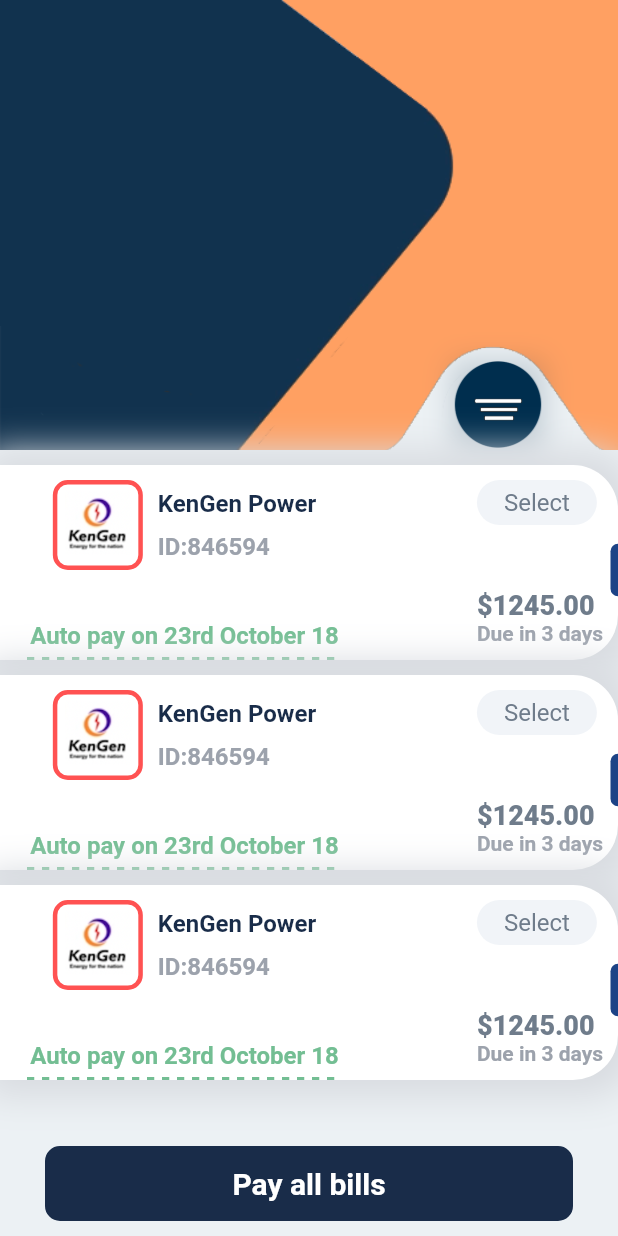
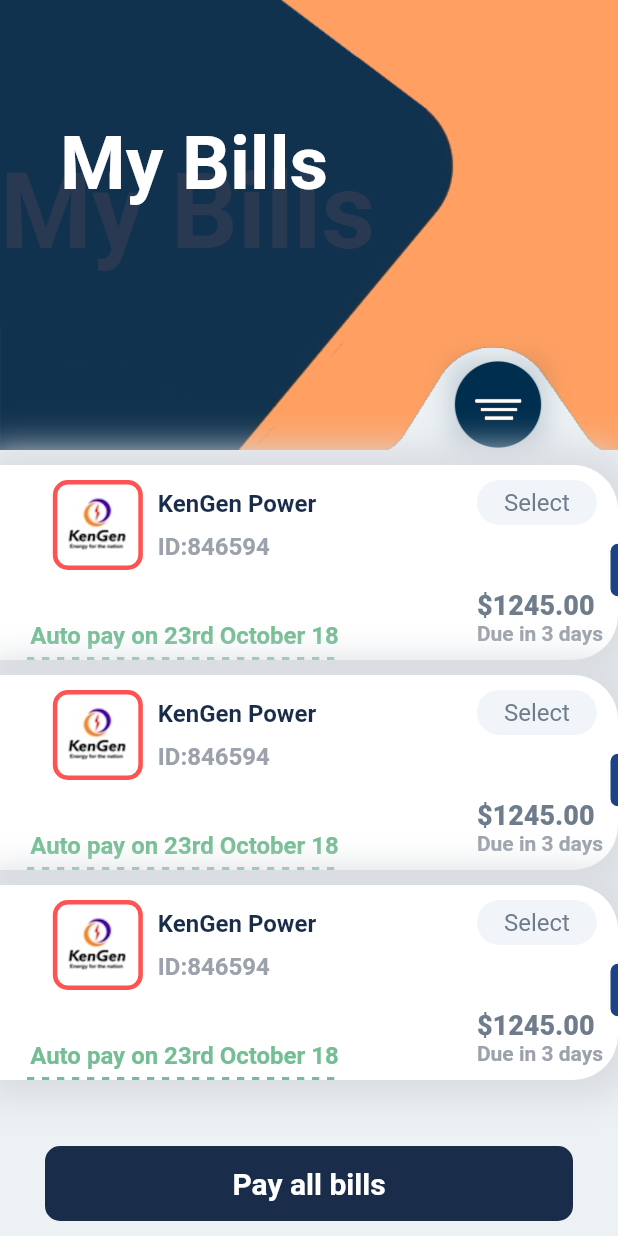
Before and after one commit to WambuaSimon/Lipa-Bills, a Flutter app: the screen it shows after launch, on a phone screen of 412 x 824 dp. Run offline on Flutter 3.47's test engine with Material 2 defaults, Android fonts, the phone set to English and light mode, and no system bars; our stand-ins replace get.

```diff
--- a/lib/main.dart
+++ b/lib/main.dart
@@ -1,5 +1,7 @@
 import 'package:flutter/material.dart';
 import 'package:flutter_payment_app/pages/my_home_page.dart';
+import 'package:flutter_payment_app/pages/payment_page.dart';
+import 'package:get/get.dart';
 
 void main() {
   runApp(MyApp());
@@ -9,7 +11,7 @@ class MyApp extends StatelessWidget {
   // This widget is the root of your application.
   @override
   Widget build(BuildContext context) {
-    return MaterialApp(
+    return GetMaterialApp(
       debugShowCheckedModeBanner: false,
       title: 'Flutter Demo',
       theme: ThemeData(
--- a/lib/pages/my_home_page.dart
+++ b/lib/pages/my_home_page.dart
@@ -1,9 +1,12 @@
 import 'package:flutter/material.dart';
 import 'package:flutter_payment_app/component/colors.dart';
+import 'package:flutter_payment_app/pages/payment_page.dart';
 import 'package:flutter_payment_app/widgets/buttons.dart';
 import 'package:flutter_payment_app/widgets/large_button.dart';
 import 'package:flutter_payment_app/widgets/text_size.dart';
 import 'dart:math' as math;
+
+import 'package:get/get.dart';
 
 class MyHomePage extends StatefulWidget {
   const MyHomePage({Key? key}) : super(key: key);
@@ -27,6 +30,7 @@ class _MyHomePageState extends State<MyHomePage> {
             _headSection(),
             _listBills(),
             _payButton(),
+
           ],
         ),
       ),
@@ -123,6 +127,7 @@ class _MyHomePageState extends State<MyHomePage> {
           _mainBackground(),
           _curveImageContainer(),
           _buttonContainer(),
+          _textContainer()
         ],
       ),
     );
@@ -169,7 +174,6 @@ class _MyHomePageState extends State<MyHomePage> {
         removeTop: true,
         context: context,
         child: ListView.builder(
-
           itemCount: 3,
           itemBuilder: (_, index){
             return Container(
@@ -302,6 +306,35 @@ class _MyHomePageState extends State<MyHomePage> {
   _payButton(){
     return Positioned(
       bottom: 10,
-        child: LargeButton(text:'Pay all bills',textColor: Colors.white,));
+        child: LargeButton(text:'Pay all bills',
+          textColor: Colors.white,
+        onTap: (){
+          Get.to(()=>PaymentPage());
+        },));
+  }
+
+  _textContainer(){
+    return Stack(
+      children: [
+        Positioned(
+            left: 0,
+            top: 100,
+            child: Text('My Bills',
+              style: TextStyle(
+                  fontSize: 70,
+                  fontWeight: FontWeight.bold,
+                  color: Color(0xFF293952)
+              ),)),
+        Positioned(
+            left: 40,
+            top: 80,
+            child: Text('My Bills',
+              style: TextStyle(
+                  fontSize: 50,
+                  fontWeight: FontWeight.bold,
+                  color: Colors.white
+              ),)),
+      ],
+    );
   }
 }
--- a/pubspec.yaml
+++ b/pubspec.yaml
@@ -23,6 +23,8 @@ environment:
 dependencies:
   flutter:
     sdk: flutter
+  get: ^4.3.8
+
 
 
   # The following adds the Cupertino Icons font to your application.
```
Also changed, not shown: lib/pages/payment_page.dart (added, +203 -0 lines), pubspec.lock.
